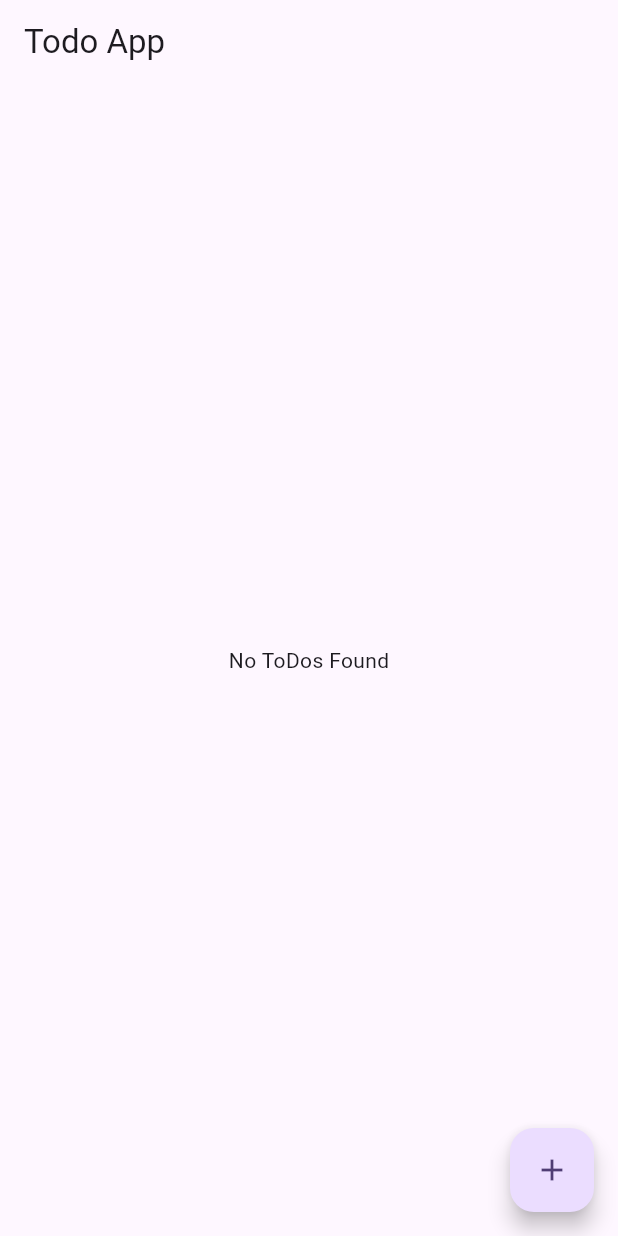
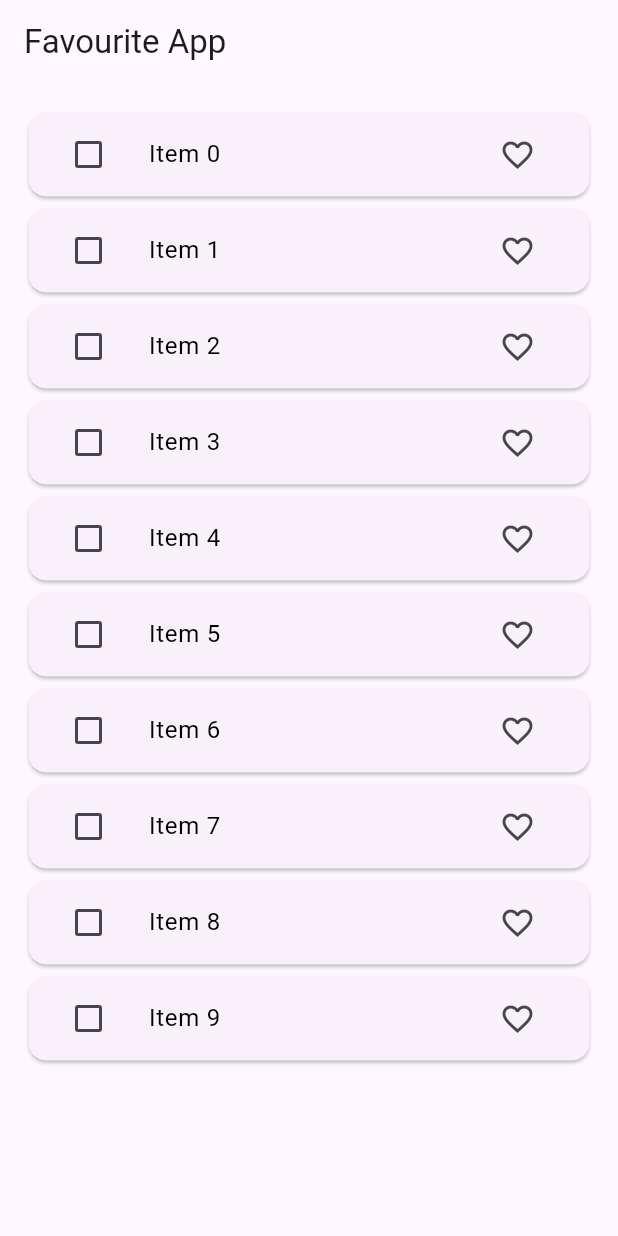
Before and after one commit to abhixen07/Bloc-State-Mangement, a Flutter app: the screen it shows after launch, on a phone screen of 412 x 824 dp. Run offline on Flutter 3.47's test engine with Material 3 defaults, Android fonts, the phone set to English and light mode, and no system bars; our stand-ins replace bloc, equatable, flutter_bloc, image_picker.

Commit message:
initial commit

```diff
--- /dev/null
+++ b/lib/bloc/favourite_app/favourite_app_bloc.dart
@@ -0,0 +1,80 @@
+import 'package:bloc/bloc.dart';
+import 'package:bloc_state/bloc/favourite_app/favourite_app_event.dart';
+import 'package:bloc_state/bloc/favourite_app/favourite_app_state.dart';
+import 'package:bloc_state/model/favourite_model/favourite_item_model.dart';
+import 'package:bloc_state/repository/favourite_repository.dart';
+
+
+class FavouriteBloc extends Bloc<FavouriteEvent, FavouriteState> {
+
+  List<FavouriteItemModel> favouriteList = [];
+  List<FavouriteItemModel> tempFavouriteList = [];
+
+  FavouriteRepository favouriteRepository ;
+
+  FavouriteBloc(this.favouriteRepository) : super(const FavouriteState()) {
+    on<FetchFavouriteList>(fetchFavouriteList);
+    on<FavouriteItem>(_addFavourite);
+    on<DeleteItem>(deleteItem);
+    on<SelectItem>(selectedItem);
+    on<UnSelectItem>(unSelectItem);
+  }
+
+  void selectedItem(SelectItem events , Emitter<FavouriteState> emit)async{
+    tempFavouriteList.add(events.item);
+    emit(state.copyWith(tempFavouriteList: List.from(tempFavouriteList)));
+  }
+  void unSelectItem(UnSelectItem events , Emitter<FavouriteState> emit)async{
+    tempFavouriteList.remove(events.item);
+    emit(state.copyWith(tempFavouriteList: List.from(tempFavouriteList)));
+  }
+
+
+  void fetchFavouriteList(FetchFavouriteList events, Emitter<FavouriteState> emit) async {
+    print('Fetching favourite list...');
+    try {
+      favouriteList = await favouriteRepository.fetchItems();
+      print('Fetched list: ${favouriteList.length} items');
+      emit(state.copyWith(
+        favouriteList: List.from(favouriteList),
+        listStatus: ListStatus.success,
+      ));
+      print('ListStatus: Success');
+    } catch (error) {
+      print('Error fetching list: $error');
+      emit(state.copyWith(listStatus: ListStatus.failure));
+    }
+  }
+
+  void _addFavourite(FavouriteItem events , Emitter<FavouriteState> emit)async{
+
+    final personIndex = favouriteList.indexWhere((person) => person.id == events.item.id);
+    if(events.item.isFavourite){
+      if(tempFavouriteList.contains(favouriteList[personIndex])){
+        tempFavouriteList.remove(favouriteList[personIndex]);
+        tempFavouriteList.add(events.item);
+      }
+    }else {
+      if(tempFavouriteList.contains(favouriteList[personIndex])){
+        tempFavouriteList.remove(favouriteList[personIndex]);
+        tempFavouriteList.add(events.item);
+      }
+    }
+    favouriteList[personIndex] = events.item;
+    emit(state.copyWith(favouriteList: List.from(favouriteList) , tempFavouriteList: List.from(tempFavouriteList)));
+  }
+
+  void deleteItem(DeleteItem events , Emitter<FavouriteState> emit)async{
+
+    for(int i = 0 ; i< tempFavouriteList.length ; i++){
+      favouriteList.remove(tempFavouriteList[i]);
+    }
+
+    tempFavouriteList.clear();
+    emit(
+        state.copyWith(
+          favouriteList: List.from(favouriteList),
+          tempFavouriteList: List.from(tempFavouriteList),
+        ));
+  }
+}
--- /dev/null
+++ b/lib/bloc/favourite_app/favourite_app_event.dart
@@ -0,0 +1,31 @@
+import 'package:bloc_state/model/favourite_model/favourite_item_model.dart';
+import 'package:equatable/equatable.dart';
+
+abstract class FavouriteEvent extends Equatable{
+  const FavouriteEvent();
+
+  @override
+  // TODO: implement props
+  List<Object?> get props => [];
+}
+
+class FetchFavouriteList extends FavouriteEvent {}
+
+class FavouriteItem extends FavouriteEvent {
+  FavouriteItemModel item ;
+  FavouriteItem({required this.item}) ;
+}
+
+
+class SelectItem extends FavouriteEvent {
+  FavouriteItemModel item ;
+  SelectItem({required this.item}) ;
+}
+
+class UnSelectItem extends FavouriteEvent {
+  FavouriteItemModel item ;
+  UnSelectItem({required this.item}) ;
+}
+
+class DeleteItem extends FavouriteEvent {
+}
--- /dev/null
+++ b/lib/bloc/favourite_app/favourite_app_state.dart
@@ -0,0 +1,29 @@
+import 'package:bloc_state/model/favourite_model/favourite_item_model.dart';
+import 'package:equatable/equatable.dart';
+
+enum ListStatus { loading, success, failure }
+
+class FavouriteState extends Equatable{
+
+  final List<FavouriteItemModel> favouriteList ;
+  final List<FavouriteItemModel> tempFavouriteList ;
+
+  final ListStatus  listStatus ;
+  const FavouriteState({
+    this.favouriteList = const  [],
+    this.listStatus = ListStatus.loading,
+    this.tempFavouriteList = const []
+  });
+
+  FavouriteState copyWith({ List<FavouriteItemModel>? favouriteList ,ListStatus?  listStatus , List<FavouriteItemModel>? tempFavouriteList }) {
+    return FavouriteState(
+        favouriteList: favouriteList ?? this.favouriteList,
+        listStatus: listStatus ?? this.listStatus,
+        tempFavouriteList: tempFavouriteList ?? this.tempFavouriteList
+    );
+  }
+
+  @override
+  // TODO: implement props
+  List<Object?> get props => [favouriteList, listStatus, tempFavouriteList];
+}
--- a/lib/main.dart
+++ b/lib/main.dart
@@ -1,13 +1,13 @@
 import 'package:bloc_state/bloc/counter/counter_bloc.dart';  // Import the Counter Bloc
+import 'package:bloc_state/bloc/favourite_app/favourite_app_bloc.dart';
 import 'package:bloc_state/bloc/image_picker/image_picker_bloc.dart';  // Import the Image Picker Bloc
 import 'package:bloc_state/bloc/switch_example/switch_bloc.dart';  // Import the Switch Bloc
 import 'package:bloc_state/bloc/todo/to_do_bloc.dart';
 import 'package:bloc_state/equatable_test_state.dart';  // Import for state equality check (using Equatable)
-import 'package:bloc_state/ui/counter/counter_screen.dart';  // Import UI for the counter screen
-import 'package:bloc_state/ui/image_picker/image_picker_screen.dart';  // Import UI for the image picker screen
-import 'package:bloc_state/ui/switch_example/switch_example_screen.dart';  // Import UI for the switch example screen
-import 'package:bloc_state/ui/todo/to_do_screen.dart';
+import 'package:bloc_state/repository/favourite_repository.dart';
 import 'package:bloc_state/utils/image_picker_utils.dart';  // Import utility class for image picker
+import 'package:bloc_state/view/favourite_app/favourite_app_screen.dart';
+import 'package:bloc_state/view/todo/to_do_screen.dart';
 import 'package:flutter/material.dart';  // Import Flutter material widgets
 import 'package:flutter_bloc/flutter_bloc.dart';  // Import Flutter BLoC package for state management
 
@@ -44,6 +44,10 @@ class MyApp extends StatelessWidget {
         BlocProvider(
           create: (context) => ToDoBloc()
         ),
+        // Providing FavouriteBloc to the widget tree
+        BlocProvider(
+          create: (context) => FavouriteBloc(FavouriteRepository())
+        ),
       ],
       // Wrapping the MaterialApp with MultiBlocProvider
       child: MaterialApp(
@@ -56,7 +60,7 @@ class MyApp extends StatelessWidget {
           useMaterial3: true,  // Opting in for Material 3 design
         ),
         // Setting the home screen to the ImagePickerScreen
-        home: const ToDoScreen(),
+        home: const FavouriteScreen(),
       ),
     );
   }
--- /dev/null
+++ b/lib/model/favourite_model/favourite_item_model.dart
@@ -0,0 +1,27 @@
+import 'package:equatable/equatable.dart';
+
+class FavouriteItemModel extends Equatable {
+  const FavouriteItemModel({
+    required this.id,
+    required this.value,
+    this.isDeleting = false,
+    this.isFavourite = false,
+  });
+
+  final String id;
+  final String value;
+  final bool isDeleting;
+  final bool isFavourite;
+
+  FavouriteItemModel copyWith({String? id, String? value, bool? isDeleting,bool? isFavourite }) {
+    return FavouriteItemModel(
+      id: id ?? this.id,
+      value: value ?? this.value,
+      isDeleting: isDeleting ?? this.isDeleting,
+      isFavourite: isDeleting ?? this.isFavourite,
+    );
+  }
+
+  @override
+  List<Object> get props => [id, value, isDeleting, isFavourite];
+}
--- /dev/null
+++ b/lib/repository/favourite_repository.dart
@@ -0,0 +1,21 @@
+import 'dart:async';
+import 'package:bloc_state/model/favourite_model/favourite_item_model.dart';
+
+class FavouriteRepository {
+
+  Future<List<FavouriteItemModel>> fetchItems() async {
+    await Future<void>.delayed(const Duration(seconds: 3));
+    return List.of(_generateItemsList(10));
+  }
+
+  List<FavouriteItemModel> _generateItemsList(int length) {
+    return List.generate(
+      length,
+          (index) => FavouriteItemModel(id: '$index', value: 'Item $index'),
+    );
+  }
+
+  Future<void> deleteItem(String id) async {
+    await Future<void>.delayed(const Duration(seconds: 2));
+  }
+}
--- /dev/null
+++ b/lib/view/favourite_app/favourite_app_screen.dart
@@ -0,0 +1,88 @@
+import 'package:bloc_state/bloc/favourite_app/favourite_app_bloc.dart';
+import 'package:bloc_state/bloc/favourite_app/favourite_app_event.dart';
+import 'package:bloc_state/bloc/favourite_app/favourite_app_state.dart';
+import 'package:bloc_state/model/favourite_model/favourite_item_model.dart';
+import 'package:bloc_state/view/favourite_app/widget/delete_button_widget.dart';
+import 'package:flutter/material.dart';
+import 'package:flutter_bloc/flutter_bloc.dart';
+
+
+class FavouriteScreen extends StatefulWidget {
+  const FavouriteScreen({Key? key}) : super(key: key);
+
+  @override
+  State<FavouriteScreen> createState() => _FavouriteScreenState();
+}
+
+
+
+class _FavouriteScreenState extends State<FavouriteScreen> {
+
+  @override
+  void initState() {
+    super.initState();
+    context.read<FavouriteBloc>().add(FetchFavouriteList());
+    print('FetchFavouriteList event dispatched');
+
+  }
+
+  @override
+  Widget build(BuildContext context) {
+    return Scaffold(
+      appBar: AppBar(title: const Text('Favourite App'),
+        actions: const [
+          DeleteButtonWidget()
+        ],
+      ),
+      body: Padding(
+        padding: const EdgeInsets.all(15),
+        child: BlocBuilder<FavouriteBloc, FavouriteState>(
+          builder: (BuildContext context, state) {
+            switch (state.listStatus) {
+              case ListStatus.loading:
+                return const Center(child: CircularProgressIndicator());
+              case ListStatus.failure:
+                return const Center(child: Text('Something Went Wrong'));
+              case ListStatus.success:
+                return ListView.builder(
+                    itemCount: state.favouriteList.length,
+                    itemBuilder: (context, index) {
+                      return Card(
+                        child: ListTile(
+                          leading: Checkbox(value: state.tempFavouriteList.contains(state.favouriteList[index]) ? true : false,
+                            onChanged: (bool? value) {
+                              FavouriteItemModel item = state.favouriteList[index];
+                              if (value!) {
+                                context.read<FavouriteBloc>().add(SelectItem(item: item));
+                              } else {
+                                context.read<FavouriteBloc>().add(UnSelectItem(item: item));
+                              }
+                            },),
+                          title: Text(state.favouriteList[index].value , style: TextStyle(
+                              decoration: state.tempFavouriteList.contains(state.favouriteList[index])? TextDecoration.lineThrough : TextDecoration.none  ,
+                              color: state.tempFavouriteList.contains(state.favouriteList[index])? Colors.red : Colors.black
+                          ),),
+                          trailing: IconButton(
+                            onPressed: () {
+                              FavouriteItemModel item = state.favouriteList[index];
+
+                              context.read<FavouriteBloc>().add(FavouriteItem(
+                                  item: FavouriteItemModel(
+                                      id: item.id, isFavourite: item.isFavourite ? false : true,
+                                      value: item.value
+                                  )));
+                            },
+                            icon: Icon(state.favouriteList[index].isFavourite ? Icons.favorite : Icons.favorite_outline),
+                          ),
+                        ),
+                      );
+                    }
+                );
+            }
+          },
+
+        ),
+      ),
+    );
+  }
+}
```
Also changed, not shown: lib/view/favourite_app/widget/delete_button_widget.dart (added, +25 -0 lines), lib/view/counter/counter_screen.dart (renamed from lib/ui/counter/counter_screen.dart), lib/view/image_picker/image_picker_screen.dart (renamed from lib/ui/image_picker/image_picker_screen.dart), lib/view/switch_example/switch_example_screen.dart (renamed from lib/ui/switch_example/switch_example_screen.dart), lib/view/todo/to_do_screen.dart (renamed from lib/ui/todo/to_do_screen.dart).
